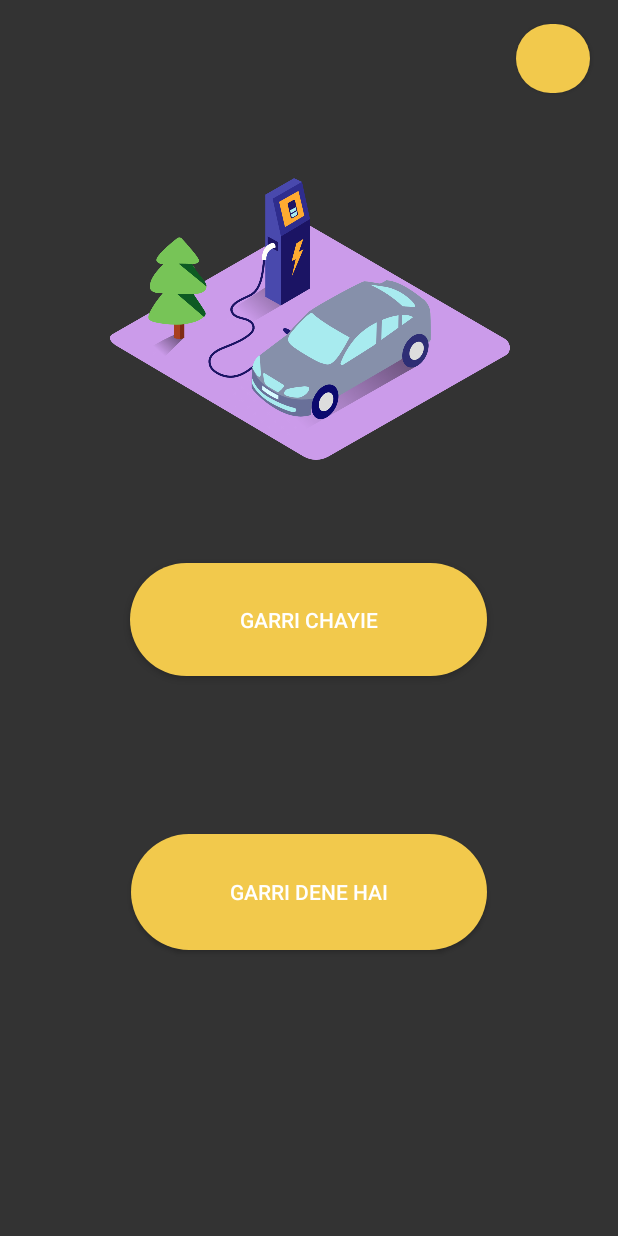
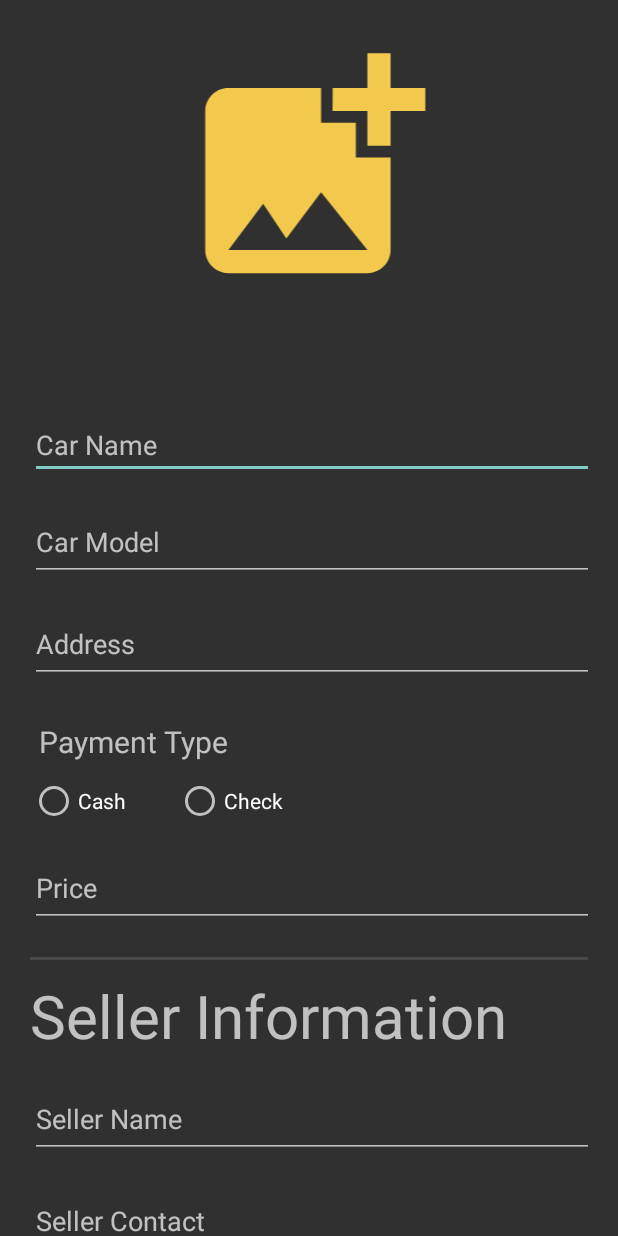
Before and after one commit to jaffarabbas/Motor-Vehicle-Finance-Processing, an Android app: the screen it shows after launch (FirstPage before the commit, CreateAdd after it), on a phone screen of 412 x 824 dp. Run offline under Robolectric (Android 15) with nearby library versions, the phone set to English and light mode, and no system bars; our stand-ins replace Firebase (no records; nobody signed in at launch, a user with empty details on screens opened directly).

Commit message:
1-8-2021       Updates

```diff
--- a/AJIZA_MOTORS_APPLICATION/app/build.gradle
+++ b/AJIZA_MOTORS_APPLICATION/app/build.gradle
@@ -32,6 +32,8 @@ android {
     }
 }
 
+
+
 dependencies {
 
     implementation 'androidx.appcompat:appcompat:1.2.0'
@@ -42,6 +44,8 @@ dependencies {
     implementation 'androidx.navigation:navigation-ui:2.2.2'
     implementation 'androidx.lifecycle:lifecycle-livedata-ktx:2.2.0'
     implementation 'androidx.lifecycle:lifecycle-viewmodel-ktx:2.2.0'
+    implementation 'com.google.firebase:firebase-storage:19.2.1'
+    implementation 'com.google.firebase:firebase-database:19.6.0'
     testImplementation 'junit:junit:4.+'
     androidTestImplementation 'androidx.test.ext:junit:1.1.2'
     androidTestImplementation 'androidx.test.espresso:espresso-core:3.3.0'
--- a/AJIZA_MOTORS_APPLICATION/app/src/main/AndroidManifest.xml
+++ b/AJIZA_MOTORS_APPLICATION/app/src/main/AndroidManifest.xml
@@ -10,25 +10,16 @@
         android:supportsRtl="true"
         android:theme="@style/Theme.AJIZAMOTORS" >
         <activity
-            android:name=".DealerDashboardActivity"
-            android:label="@string/title_activity_dealer_dashboard"
-            android:theme="@style/Theme.AJIZAMOTORS.NoActionBar" >
-        </activity>
-        <activity
-            android:name=".DealerDashboard"
-            android:label="@string/title_activity_dealer_dashboard"
-            android:theme="@style/Theme.AJIZAMOTORS.NoActionBar" >
-        </activity>
-        <activity
-            android:name=".DealerDashbord"
-            android:label="@string/title_activity_dealer_dashbord"
-            android:theme="@style/Theme.AJIZAMOTORS.NoActionBar" >
-        </activity>
-        <activity
             android:name=".Dashboard"
             android:label="@string/title_activity_dashboard"
             android:theme="@style/Theme.AJIZAMOTORS.NoActionBar" />
-        <activity android:name=".CreateAdd" />
+        <activity android:name=".CreateAdd">
+            <intent-filter>
+                <action android:name="android.intent.action.MAIN" />
+
+                <category android:name="android.intent.category.LAUNCHER" />
+            </intent-filter>
+        </activity>
         <activity android:name=".AdminDashboard" />
         <activity android:name=".AdminLogin" />
         <activity android:name=".DealerRegister" />
@@ -36,11 +27,7 @@
         <activity android:name=".Regester" />
         <activity android:name=".LoginPage" />
         <activity android:name=".FirstPage" >
-            <intent-filter>
-                <action android:name="android.intent.action.MAIN" />
 
-                <category android:name="android.intent.category.LAUNCHER" />
-            </intent-filter>
         </activity>
     </application>
 
--- a/AJIZA_MOTORS_APPLICATION/app/src/main/java/com/ajizamotors/FirstPage.java
+++ b/AJIZA_MOTORS_APPLICATION/app/src/main/java/com/ajizamotors/FirstPage.java
@@ -2,6 +2,7 @@ package com.ajizamotors;
 
 import androidx.appcompat.app.AppCompatActivity;
 
+import android.app.Activity;
 import android.content.Intent;
 import android.os.Bundle;
 import android.view.View;
@@ -10,6 +11,7 @@ import android.widget.Toast;
 
 public class FirstPage extends AppCompatActivity {
     Button IntoCustomer,IntoDealer,IntoAdmin;
+
     @Override
     protected void onCreate(Bundle savedInstanceState) {
         super.onCreate(savedInstanceState);
--- /dev/null
+++ b/AJIZA_MOTORS_APPLICATION/app/src/main/res/drawable/ic_baseline_add_photo_alternate_24.xml
@@ -0,0 +1,5 @@
+<vector android:height="50dp" android:tint="#F2C94C"
+    android:viewportHeight="24" android:viewportWidth="24"
+    android:width="50dp" xmlns:android="http://schemas.android.com/apk/res/android">
+    <path android:fillColor="@android:color/white" android:pathData="M19,7v2.99s-1.99,0.01 -2,0L17,7h-3s0.01,-1.99 0,-2h3L17,2h2v3h3v2h-3zM16,11L16,8h-3L13,5L5,5c-1.1,0 -2,0.9 -2,2v12c0,1.1 0.9,2 2,2h12c1.1,0 2,-0.9 2,-2v-8h-3zM5,19l3,-4 2,3 3,-4 4,5L5,19z"/>
+</vector>
--- a/AJIZA_MOTORS_APPLICATION/app/src/main/res/layout/activity_create_add.xml
+++ b/AJIZA_MOTORS_APPLICATION/app/src/main/res/layout/activity_create_add.xml
@@ -6,4 +6,142 @@
     android:layout_height="match_parent"
     tools:context=".CreateAdd">
 
+    <ScrollView
+        android:layout_width="match_parent"
+        android:layout_height="match_parent"
+        tools:layout_editor_absoluteX="199dp"
+        tools:layout_editor_absoluteY="496dp">
+
+        <LinearLayout
+            android:layout_width="match_parent"
+            android:layout_height="wrap_content"
+            android:padding="20dp"
+            android:orientation="vertical">
+            <ImageView
+                android:id="@+id/UplaodAddImage"
+                android:layout_width="406dp"
+                android:layout_height="185dp"
+                android:layout_gravity="center"
+                app:srcCompat="@drawable/ic_baseline_add_photo_alternate_24"
+                tools:ignore="VectorDrawableCompat" />
+
+            <ProgressBar
+                android:id="@+id/WaitToUpload"
+                style="?android:attr/progressBarStyle"
+                android:layout_width="wrap_content"
+                android:layout_height="wrap_content"
+                android:layout_gravity="center"
+                app:layout_constraintVertical_bias="0.118" />
+
+            <EditText
+                android:id="@+id/UploadName"
+                android:layout_width="403dp"
+                android:layout_height="42dp"
+                android:layout_marginTop="24dp"
+                android:ems="10"
+                android:inputType="textPersonName"
+                android:hint="Car Name " />
+
+            <EditText
+                android:id="@+id/UploadCarModel"
+                android:layout_width="409dp"
+                android:layout_height="52dp"
+                android:layout_marginTop="16dp"
+                android:ems="10"
+                android:inputType="textPersonName"
+                android:hint="Car Model" />
+
+            <EditText
+                android:id="@+id/UploadAddress"
+                android:layout_width="409dp"
+                android:layout_height="52dp"
+                android:layout_marginTop="16dp"
+                android:ems="10"
+                android:inputType="textPersonName"
+                android:hint="Address" />
+
+            <TextView
+                android:id="@+id/UploadTextview1"
+                android:layout_width="match_parent"
+                android:textSize="20dp"
+                android:layout_height="wrap_content"
+                android:layout_marginTop="25dp"
+                android:layout_marginLeft="6dp"
+                android:text="Payment Type " />
+
+
+            <RadioGroup
+                android:layout_width="match_parent"
+                android:layout_height="match_parent"
+                android:orientation="horizontal"
+                android:layout_marginTop="10dp"
+                android:id="@+id/UploadPaymentGroup"
+                >
+                <RadioButton
+                    android:id="@+id/UploadPayment"
+                    android:layout_width="97dp"
+                    android:layout_height="wrap_content"
+                    android:text="Cash"
+                    android:onClick="checked"/>
+                <RadioButton
+                    android:id="@+id/UploadPayment2"
+                    android:layout_width="match_parent"
+                    android:layout_height="wrap_content"
+                    android:text="Check"
+                    android:onClick="checked"/>
+
+            </RadioGroup>
+
+            <EditText
+                android:id="@+id/UploadPrice"
+                android:layout_width="409dp"
+                android:layout_height="52dp"
+                android:layout_marginTop="16dp"
+                android:ems="10"
+                android:inputType="number"
+                android:hint="Price" />
+            <View
+                android:id="@+id/divider"
+                android:layout_width="match_parent"
+                android:layout_height="2dp"
+                android:layout_marginTop="20dp"
+                android:background="?android:attr/listDivider" />
+            <TextView
+                android:id="@+id/UploadTextview2"
+                android:layout_width="match_parent"
+                android:layout_height="wrap_content"
+                android:layout_marginTop="10dp"
+                android:textSize="40dp"
+                android:text="Seller Information" />
+
+            <EditText
+                android:id="@+id/UploadSellerName"
+                android:layout_width="409dp"
+                android:layout_height="52dp"
+                android:layout_marginTop="16dp"
+                android:ems="10"
+                android:inputType="textPersonName"
+                android:hint="Seller Name" />
+            <EditText
+                android:id="@+id/UploadSellerContact"
+                android:layout_width="409dp"
+                android:layout_height="52dp"
+                android:layout_marginTop="16dp"
+                android:ems="10"
+                android:inputType="number"
+                android:hint="Seller Contact" />
+            <Button
+                android:id="@+id/UploadAdd"
+                android:layout_width="158dp"
+                android:layout_height="61dp"
+                android:background="@drawable/buttonbackground1"
+                android:text="@string/createAdd"
+                android:layout_gravity="center"
+                android:layout_marginTop="20dp"
+                app:layout_constraintVertical_bias="0.874" />
+
+
+        </LinearLayout>
+    </ScrollView>
+
 </androidx.constraintlayout.widget.ConstraintLayout>
--- a/AJIZA_MOTORS_APPLICATION/app/src/main/res/values/strings.xml
+++ b/AJIZA_MOTORS_APPLICATION/app/src/main/res/values/strings.xml
@@ -14,4 +14,9 @@
     <string name="title_activity_dealer_dashbord">DealerDashbord</string>
     <string name="action_settings">Settings</string>
     <string name="title_activity_dealer_dashboard">DealerDashboard</string>
+
+
+
+<!--    Create Add-->
+    <string name="createAdd">Create Add</string>
 </resources>
```
